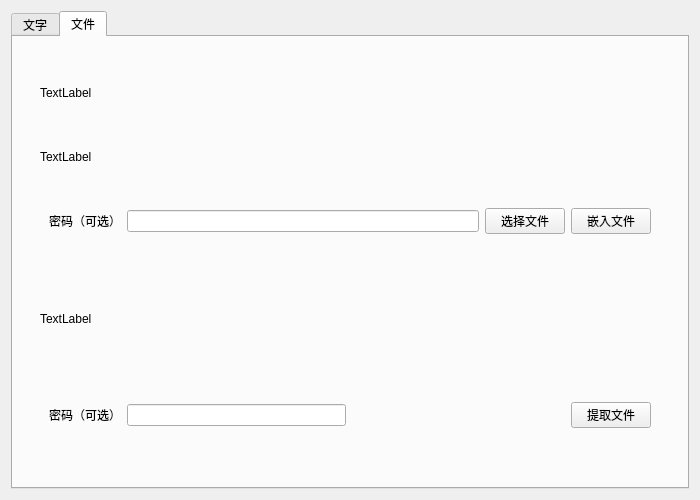
WoaW04/Misc_steg_tool, file LSBWindow.ui: the form before one commit.
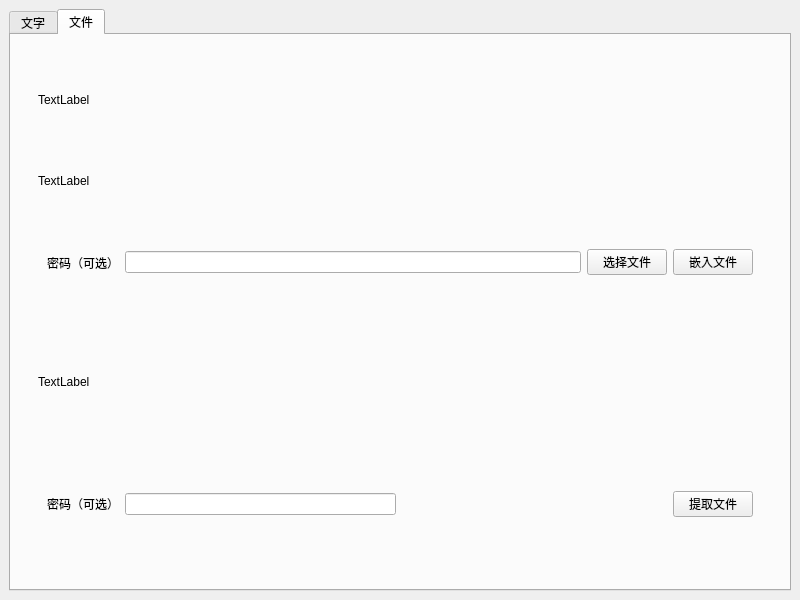
The form after the commit. The open tabs and pages were chosen to show the change.

Commit message: LSB窗口制作完成，需要连接

What changed in the file:
```diff
--- a/LSBWindow.ui
+++ b/LSBWindow.ui
@@ -1,39 +1,28 @@
 <?xml version="1.0" encoding="UTF-8"?>
 <ui version="4.0">
- <class>Form</class>
- <widget class="QWidget" name="Form">
+ <class>MainWindow</class>
+ <widget class="QMainWindow" name="MainWindow">
   <property name="geometry">
    <rect>
     <x>0</x>
     <y>0</y>
-    <width>700</width>
-    <height>500</height>
+    <width>800</width>
+    <height>600</height>
    </rect>
   </property>
-  <property name="sizePolicy">
-   <sizepolicy hsizetype="Expanding" vsizetype="Expanding">
-    <horstretch>0</horstretch>
-    <verstretch>0</verstretch>
-   </sizepolicy>
-  </property>
-  <property name="minimumSize">
-   <size>
-    <width>700</width>
-    <height>500</height>
-   </size>
-  </property>
-  <property name="maximumSize">
-   <size>
-    <width>700</width>
-    <height>500</height>
-   </size>
-  </property>
   <property name="windowTitle">
    <string>Form</string>
   </property>
-  <layout class="QGridLayout" name="gridLayout_2">
-   <item row="0" column="0">
+  <widget class="QWidget" name="centralwidget">
+   <layout class="QHBoxLayout" name="horizontalLayout_9">
+    <item>
     <widget class="QTabWidget" name="tabWidget">
+      <property name="sizePolicy">
+       <sizepolicy hsizetype="Preferred" vsizetype="Preferred">
+        <horstretch>0</horstretch>
+        <verstretch>0</verstretch>
+       </sizepolicy>
+      </property>
      <property name="currentIndex">
       <number>0</number>
      </property>
@@ -148,7 +137,7 @@
      </widget>
      <widget class="QWidget" name="EmbedFile">
       <property name="sizePolicy">
-       <sizepolicy hsizetype="Expanding" vsizetype="Preferred">
+        <sizepolicy hsizetype="Expanding" vsizetype="Expanding">
         <horstretch>0</horstretch>
         <verstretch>0</verstretch>
        </sizepolicy>
@@ -267,6 +256,7 @@
     </widget>
    </item>
   </layout>
+  </widget>
  </widget>
  <resources/>
  <connections/>
```
Left out of the diff: 66 changed lines with no effect on the pictures. Lines whose indentation alone changed are shown as unchanged. The commit also changes 4 other files.
